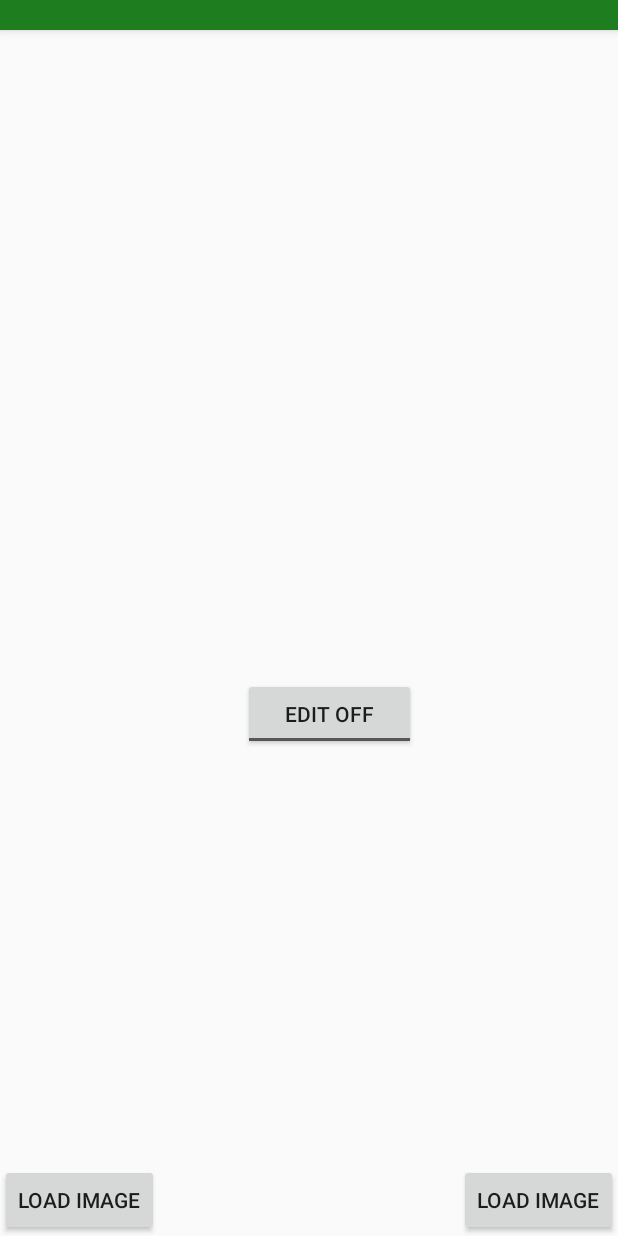
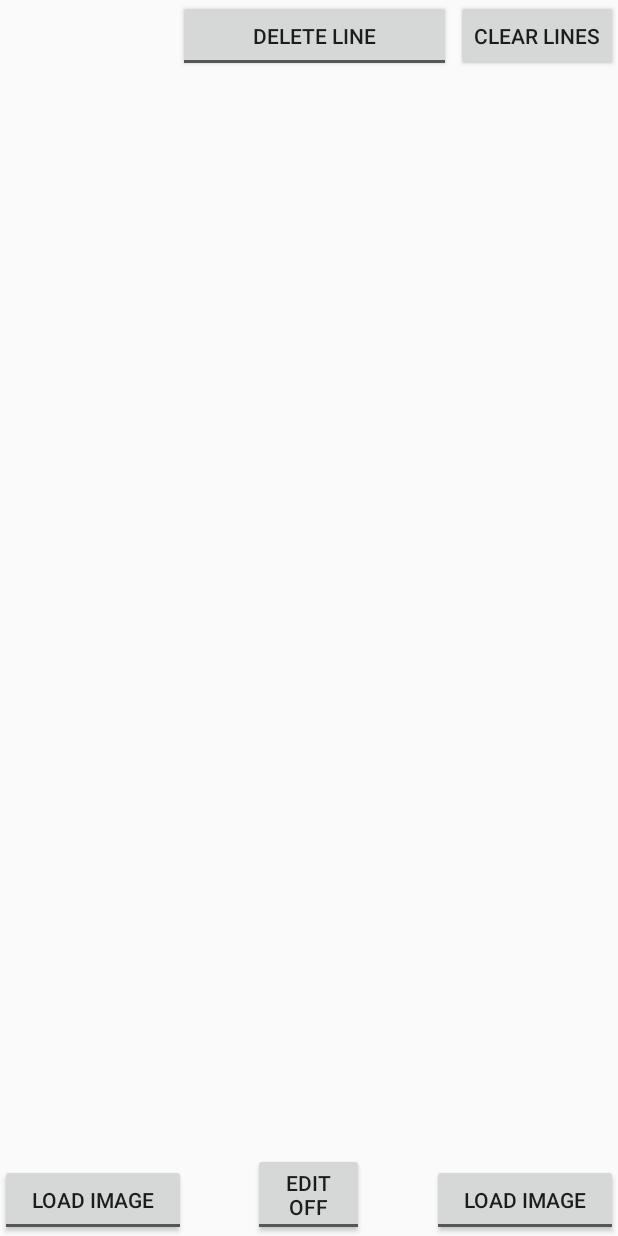
Before and after one commit to slamsquanch/Morph-Warp-App, an Android app: the layout activity_main.xml on its own in the app's theme, with its tools: preview values and no code run, on a phone screen of 412 x 824 dp. Run offline under Robolectric (Android 15) with nearby library versions, the phone set to English and light mode, and no system bars.

Commit message:
Layout is a bit better. Added delete line and clear lines.  Improved GUI Buttons

```diff
--- a/app/src/main/java/com/example/zac/project1/MainActivity.java
+++ b/app/src/main/java/com/example/zac/project1/MainActivity.java
@@ -25,6 +25,7 @@ public class MainActivity extends Activity {
     private boolean leftHasImage, rightHasImage = false;
     private boolean drawMode = true;
     private boolean editMode = false;
+    private boolean deleteLine = false;
     private boolean rightSide;
     private int indexLeft, indexRight = 0;
     int lineIndex = -1;
@@ -142,6 +143,8 @@ public class MainActivity extends Activity {
 
 
 
+
+    //Load or remove right image button.
     public void rightImgToggle(View view) {
        if (rightHasImage)  {
            deleteRightPicture(view);
@@ -153,7 +156,7 @@ public class MainActivity extends Activity {
 
 
 
-
+    //Load or remove left image button.
     public void leftImgToggle(View view) {
         if (leftHasImage)  {
             deleteLeftPicture(view);
@@ -235,22 +238,9 @@ public class MainActivity extends Activity {
 
     //Loops through Each line and its points and redraws them.
     private void refreshLines(ArrayList<Line> lines) {
-        if (rightSide) {
+        if (rightSide)
             setUpCanvas(imageViewRight, rightImage);
-
-            paint = new Paint(Paint.ANTI_ALIAS_FLAG);
-            paint.setColor(Color.RED);
-
-            for (Line ln : lines) {
-                myCanvas.drawCircle(ln.start.getX(), ln.start.getY(), 16, paint);
-                myCanvas.drawCircle(ln.end.getX(), ln.end.getY(), 16, paint);
-                paint.setColor(Color.BLUE);
-                myCanvas.drawLine(ln.start.getX(), ln.start.getY(), ln.end.getX(), ln.end.getY(), paint);
-                paint.setColor(Color.RED);
-                imageViewRight.setImageBitmap(drawingBitmap);
-            }
-        }
-        else {
+        else
             setUpCanvas(imageViewLeft, leftImage);
 
             paint = new Paint(Paint.ANTI_ALIAS_FLAG);
@@ -262,10 +252,12 @@ public class MainActivity extends Activity {
                 paint.setColor(Color.BLUE);
                 myCanvas.drawLine(ln.start.getX(), ln.start.getY(), ln.end.getX(), ln.end.getY(), paint);
                 paint.setColor(Color.RED);
-                imageViewLeft.setImageBitmap(drawingBitmap);
+
+                if (rightSide)
+                    imageViewRight.setImageBitmap(drawingBitmap);
+                else
+                    imageViewLeft.setImageBitmap(drawingBitmap);
             }
-        }
-
     }
 
 
@@ -279,7 +271,7 @@ public class MainActivity extends Activity {
 
 
 
-
+    //Checks to see if an existingp has been selected within the touch radius, then finds it's partner point for the same line.
     private void getOtherPoint(ArrayList<Line> linesList, float touchX, float touchY, float releaseX, float releaseY) {
         int index;
         Line line;
@@ -307,6 +299,7 @@ public class MainActivity extends Activity {
 
     //Remove the left screen's photo.
     public void deleteLeftPicture(View view) {
+        leftImage = null;
         imageViewLeft.setImageBitmap(null);
         leftHasImage = false;
     }
@@ -315,10 +308,37 @@ public class MainActivity extends Activity {
 
     //Remove the right screen's photo.
     public void deleteRightPicture(View view) {
+        rightImage = null;
         imageViewRight.setImageBitmap(null);
         rightHasImage = false;
     }
 
+
+
+    //Toggle Button switch on to select a line to remove.
+    public void deleteLineToggle(View view) {
+        if (!deleteLine)
+            deleteLine = true;
+        else
+            deleteLine = false;
+    }
+
+
+
+    //delete a selected line
+    public void deleteLine(ArrayList<Line> linesList, float touchX, float touchY) {
+        System.out.println("HEREEE");
+        int index;
+        for (Line ln : linesList) {
+            if (radiusCheck(touchX, touchY, ln.getStart().getX(), ln.getStart().getY()) || radiusCheck(touchX, touchY, ln.getEnd().getX(), ln.getEnd().getY())) {   //IF it's the start point they grabbed...
+                //the user touched an existing point
+                index = linesList.indexOf(ln);
+                linesList.remove(index);
+                break;
+            }
+        }
+        refreshLines(linesList);
+    }
 
 
 
@@ -346,6 +366,13 @@ public class MainActivity extends Activity {
                     startY = event.getY();
                     sideTouched(imgView);
 
+                    if (editMode && deleteLine) {
+                        if (!rightSide)
+                            deleteLine(leftList, startX, startY);
+                        else
+                            deleteLine(rightList, startX, startY);
+                    }
+
                     break;
 
                 case MotionEvent.ACTION_MOVE:
@@ -370,12 +397,10 @@ public class MainActivity extends Activity {
                         endX = event.getX();
                         endY = event.getY();
 
-                        if (!rightSide) {
+                        if (!rightSide)
                                 getOtherPoint(leftList, startX, startY, endX, endY);
-                        }
-                        else {
+                        else
                             getOtherPoint(rightList, startX, startY, endX, endY);
-                        }
                     }
 
                     break;
--- a/app/src/main/res/layout/activity_main.xml
+++ b/app/src/main/res/layout/activity_main.xml
@@ -1,83 +1,118 @@
 <?xml version="1.0" encoding="utf-8"?>
-<android.support.design.widget.CoordinatorLayout xmlns:android="http://schemas.android.com/apk/res/android"
+<RelativeLayout
+    xmlns:android="http://schemas.android.com/apk/res/android"
     xmlns:app="http://schemas.android.com/apk/res-auto"
     xmlns:tools="http://schemas.android.com/tools"
+    android:id="@+id/activity_main"
     android:layout_width="match_parent"
     android:layout_height="match_parent"
-    android:orientation="horizontal" >
+    android:orientation="horizontal">
 
 
-    <android.support.design.widget.AppBarLayout
+    <RelativeLayout
+
         android:layout_width="match_parent"
-        android:layout_height="wrap_content"
-        android:theme="@style/AppTheme.AppBarOverlay">
-
-        <android.support.v7.widget.Toolbar
-            android:id="@+id/toolbar"
-            android:layout_width="match_parent"
-            android:layout_height="20dp"
-            android:background="?attr/colorPrimary"
-            app:popupTheme="@style/AppTheme.PopupOverlay" />
-
-    </android.support.design.widget.AppBarLayout>
-
-    <include layout="@layout/content_main"
-        android:id="@+id/include"/>
-
-
-    <Button
-        android:text="@string/load_image_left"
-        android:layout_width="wrap_content"
-        android:layout_height="wrap_content"
-        android:id="@+id/img_button_left"
-        android:onClick="loadGalleryImageLeft"
-        app:layout_anchor="@+id/include"
-        app:layout_anchorGravity="bottom|left"
-        android:layout_gravity="center_vertical|right"
-        tools:ignore="RtlHardcoded" />
-
-    <Button
-        android:text="Load Image"
-        android:layout_width="wrap_content"
-        android:layout_height="wrap_content"
-        android:id="@+id/img_button_right"
-        android:onClick="loadGalleryImageRight"
-        app:layout_anchor="@+id/include"
-        app:layout_anchorGravity="bottom|right"
-        android:layout_gravity="center_vertical|left"
-        tools:ignore="HardcodedText,RtlHardcoded" />
-
+        android:layout_height="match_parent"
+        tools:ignore="UselessParent">
 
         <ImageView
-        android:layout_width="500dp"
-        android:layout_height="500dp"
-        android:layout_gravity="left"
-        android:scaleType="fitXY"
-        android:id="@+id/imageViewLeft"
-        tools:ignore="ContentDescription,RtlHardcoded" />
-
-    <ImageView
-        android:layout_width="500dp"
-        android:layout_height="500dp"
+            android:layout_width="427dp"
             android:layout_gravity="right"
             android:scaleType="fitXY"
             android:id="@+id/imageViewRight"
             android:contentDescription=""
-        tools:ignore="ContentDescription,RtlHardcoded" />
+            tools:ignore="ContentDescription,RtlHardcoded"
+            android:layout_alignParentEnd="true"
+            android:layout_above="@+id/toggleLeftImg"
+            android:layout_height="360dp" />
 
+        <ImageView
+            android:layout_width="427dp"
+            android:layout_gravity="left"
+            android:scaleType="center"
+            android:id="@+id/imageViewLeft"
+            tools:ignore="ContentDescription,RtlHardcoded"
+            android:adjustViewBounds="false"
+            android:layout_alignParentStart="true"
+            android:layout_above="@+id/toggleLeftImg"
+            android:layout_height="360dp" />
+
+        <ToggleButton
+            android:text="@string/load_img_left"
+            android:layout_width="124dp"
+            android:layout_height="wrap_content"
+            android:id="@+id/toggleLeftImg"
+            android:onClick="leftImgToggle"
+            android:textOff="@string/load_image"
+            android:textOn="@string/remove_image"
+            android:checked="false"
+            app:layout_anchor="@+id/imageViewLeft"
+            app:layout_anchorGravity="bottom|left"
+            android:layout_gravity="top|right"
+            tools:ignore="RtlHardcoded"
+            android:layout_alignParentBottom="true"
+            android:layout_alignParentStart="true" />
+
+        <ToggleButton
+            android:text="@string/load_img_right"
+            android:layout_height="wrap_content"
+            android:id="@+id/imgLoadRight"
+            android:onClick="rightImgToggle"
+            android:layout_gravity="top|left"
+            android:layout_width="124dp"
+            android:textOff="@string/load_image"
+            android:textOn="@string/remove_image"
+            android:checked="false"
+            app:layout_anchor="@+id/imageViewRight"
+            app:layout_anchorGravity="bottom|right"
+            tools:ignore="RtlHardcoded"
+            android:layout_alignParentBottom="true"
+            android:layout_alignParentEnd="true" />
 
         <ToggleButton
             android:text="@string/edit_mode"
-        android:layout_width="115dp"
+            android:layout_width="74dp"
             android:layout_height="wrap_content"
             android:id="@+id/editButton"
             android:onClick="toggleEditOnOff"
-        app:layout_anchorGravity="bottom|center_horizontal"
-        android:layout_gravity="top|right"
             android:textOff="@string/edit_off"
             android:textOn="@string/edit_on"
             tools:ignore="RtlHardcoded"
-        app:layout_anchor="@+id/imageViewRight" />
+            android:layout_gravity="top|right"
+            app:layout_anchorGravity="bottom|left"
+            app:layout_anchor="@+id/imageViewRight"
+            android:layout_alignParentBottom="true"
+            android:layout_centerHorizontal="true" />
+
+        <Button
+            android:text="Clear Lines"
+            android:layout_width="wrap_content"
+            android:layout_height="wrap_content"
+            android:id="@+id/clearLinesButton"
+            android:onClick="removeLines"
+            android:layout_gravity="top|left"
+            tools:ignore="HardcodedText,RtlHardcoded"
+            app:layout_anchor="@+id/imageViewRight"
+            app:layout_anchorGravity="bottom|center_horizontal"
+            android:layout_alignParentTop="true"
+            android:layout_alignParentEnd="true" />
+
+        <ToggleButton
+            android:text="@string/delete_line"
+            android:layout_width="182dp"
+            android:layout_height="wrap_content"
+            android:id="@+id/deleteLine"
+            android:onClick="deleteLineToggle"
+            android:textOff="@string/Delete_Line"
+            android:textOn="@string/select_line_delete"
+            app:layout_anchorGravity="top|center_horizontal"
+            android:layout_gravity="center_vertical|center_horizontal"
+            tools:ignore="RtlHardcoded,UnknownIdInLayout"
+            android:layout_alignParentTop="true"
+            android:layout_alignParentEnd="true"
+            android:layout_marginEnd="111dp" />
+
+    </RelativeLayout>
 
 
-</android.support.design.widget.CoordinatorLayout>
+</RelativeLayout>
--- a/app/src/main/res/menu/menu_main.xml
+++ b/app/src/main/res/menu/menu_main.xml
@@ -3,7 +3,7 @@
     xmlns:tools="http://schemas.android.com/tools"
     tools:context="com.example.zac.project1.MainActivity">
     <item
-        android:title="New Project"
+        android:title="Morph and Warp"
         android:orderInCategory="100" />
     <item
         android:id="@+id/action_settings"
--- a/app/src/main/res/values/strings.xml
+++ b/app/src/main/res/values/strings.xml
@@ -10,4 +10,7 @@
     <string name="remove_image">Remove Image</string>
     <string name="load_img_right">Load Img Right</string>
     <string name="load_img_left">Load Img Left</string>
+    <string name="Delete_Line">Delete Line</string>
+    <string name="select_line_delete">Select Line To Delete</string>
+    <string name="delete_line">Delete Line</string>
 </resources>
```
Lines whose indentation alone changed are shown as unchanged.
